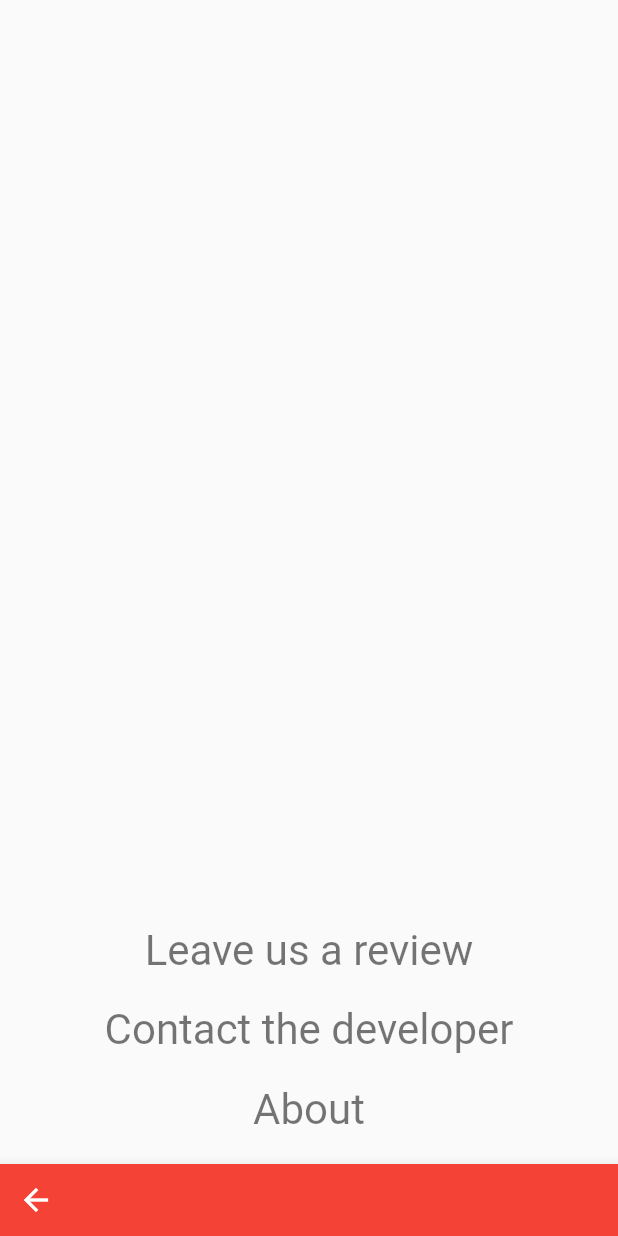
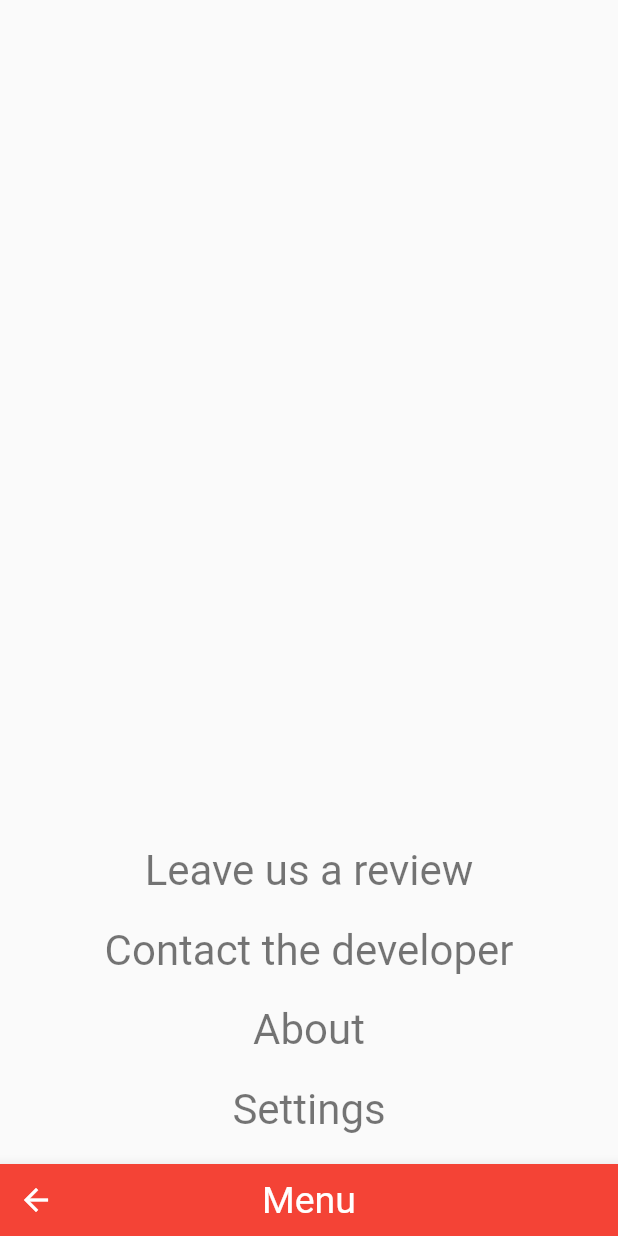
Before and after one commit to EnjoyDev0112/Flutter-ConverterNOW, a Flutter app: the screen it shows after launch, scrolled down 576 dp, after a tap on the "menu" icon, after a tap on the "settings" icon, on a phone screen of 412 x 824 dp. Run offline on Flutter 3.47's test engine with Material 2 defaults, Android fonts, the phone set to English and light mode, and no system bars; our stand-ins replace dynamic_theme, flutter_svg, shared_preferences; network calls fail.

Commit message:
Dark Theme quasi del tutto implementato, manca il salvataggio e reorder

```diff
--- a/lib/ConversionManager.dart
+++ b/lib/ConversionManager.dart
@@ -559,7 +559,7 @@ class _ListTileConversion extends State<ListTileConversion>{
     return ListTileTheme(
       child:ListTile(
         title: Row(children: <Widget>[
-          SvgPicture.asset(widget.imagePath,width: 30.0,height: 30.0, color:  widget.selected ? widget.color : Colors.black54,),
+          SvgPicture.asset(widget.imagePath,width: 30.0,height: 30.0, color:  widget.selected ? widget.color : (darkTheme ? Color(0xFFCCCCCC) : Colors.black54),),
           SizedBox(width: 20.0,),
           Text(widget.text)
         ],),
--- a/lib/SettingsPage.dart
+++ b/lib/SettingsPage.dart
@@ -1,4 +1,6 @@
 import 'package:converter_pro/Localization.dart';
+import 'package:converter_pro/main.dart';
+import 'package:dynamic_theme/dynamic_theme.dart';
 import 'package:flutter/material.dart';
 import 'package:url_launcher/url_launcher.dart';
 
@@ -8,10 +10,10 @@ class SettingsPage extends StatelessWidget{
     return Scaffold(
       bottomNavigationBar: BottomAppBar(
           color: Colors.red,
-          child: new Row(
-            mainAxisAlignment: MainAxisAlignment.start,
+          child: new Stack(
             children: <Widget>[
               IconButton(icon: Icon(Icons.arrow_back,color: Colors.white,), onPressed: () {Navigator.pop(context);},),
+              Container(child:Text(MyLocalizations.of(context).trans('menu'), style: TextStyle(fontSize: 25.0, color: Colors.white)),height: 48.0, alignment: Alignment.center)
             ],
           ),
         ),
@@ -20,21 +22,21 @@ class SettingsPage extends StatelessWidget{
         mainAxisAlignment: MainAxisAlignment.end,
         children: <Widget>[
           new GestureDetector(
-            child: new Text(MyLocalizations.of(context).trans('recensione'),style: TextStyle(fontSize: 28.0,color: Colors.black54),),
+            child: new Text(MyLocalizations.of(context).trans('recensione'),style: TextStyle(fontSize: 28.0,color: darkTheme ? Color(0xFFCCCCCC) : Colors.black54),),
             onTap: (){
               _launchURL("https://play.google.com/store/apps/details?id=com.ferrarid.converterpro");
             },
           ),
           SizedBox(height: 20.0),
           new GestureDetector(
-            child: new Text(MyLocalizations.of(context).trans('contatta_sviluppatore'),style: TextStyle(fontSize: 28.0,color: Colors.black54),),
+            child: new Text(MyLocalizations.of(context).trans('contatta_sviluppatore'),style: TextStyle(fontSize: 28.0,color: darkTheme ? Color(0xFFCCCCCC) : Colors.black54),),
             onTap: (){
               _launchURL("mailto:<damianoferrari1998@gmail.com>");
             },
           ),
           SizedBox(height: 20.0),
           new GestureDetector(
-            child: new Text(MyLocalizations.of(context).trans('about'),style: TextStyle(fontSize: 28.0,color: Colors.black54),),
+            child: new Text(MyLocalizations.of(context).trans('about'),style: TextStyle(fontSize: 28.0,color:darkTheme ? Color(0xFFCCCCCC) : Colors.black54),),
             onTap: (){
               showLicensePage (context: context,applicationName: MyLocalizations.of(context).trans('app_name'),
                   applicationLegalese: "Icons made by https://www.flaticon.com/authors/yannick Yannick from https://www.flaticon.com/ www.flaticon.com is licensed by http://creativecommons.org/licenses/by/3.0/ Creative Commons BY 3.0 CC 3.0 BY\n"+ //termometro
@@ -42,6 +44,16 @@ class SettingsPage extends StatelessWidget{
                                        "Icons made by https://www.flaticon.com/authors/bogdan-rosu Bogdan Rosu from https://www.flaticon.com/ Flaticon www.flaticon.com is licensed by http://creativecommons.org/licenses/by/3.0/ Creative Commons BY 3.0 CC 3.0 BY" //volume
 
               );
+            },
+          ),
+          SizedBox(height: 20.0),
+          new GestureDetector(
+            child: new Text(MyLocalizations.of(context).trans('impostazioni'),style: TextStyle(fontSize: 28.0,color: darkTheme ? Color(0xFFCCCCCC) : Colors.black54),),
+            onTap: (){
+              Navigator.push(
+                    context,
+                    MaterialPageRoute(builder: (context) => SettingsPage2()),
+                  );
             },
           ),
           SizedBox(height: 20.0,),
@@ -59,3 +71,40 @@ class SettingsPage extends StatelessWidget{
     }
   }
 }
+
+class SettingsPage2 extends StatefulWidget{
+  @override
+  _SettingsPage2 createState() => _SettingsPage2();
+}
+
+class _SettingsPage2 extends State<SettingsPage2>{
+  bool value1=false;
+  @override
+  Widget build(BuildContext context) {
+
+    return Scaffold(
+      bottomNavigationBar: BottomAppBar(
+          color: Colors.red,
+          child: new Stack(
+            children: <Widget>[
+              IconButton(icon: Icon(Icons.arrow_back,color: Colors.white,), onPressed: () {Navigator.pop(context);},),
+              Container(child:Text(MyLocalizations.of(context).trans('impostazioni'), style: TextStyle(fontSize: 25.0, color: Colors.white)),height: 48.0, alignment: Alignment.center)
+            ],
+          ),
+      ),
+      body:Align(
+          alignment: Alignment.bottomCenter,
+          child:ListTile(
+            title: Text(MyLocalizations.of(context).trans('abilita_tema_scuro')),
+            trailing: Checkbox(value: darkTheme,activeColor: Colors.red,),
+            onTap: () {
+              setState(() {
+                darkTheme=!darkTheme;
+                DynamicTheme.of(context).setBrightness(Brightness.dark);
+              });
+            },
+          )
+        )
+    );
+  }
+}
--- a/lib/Utils.dart
+++ b/lib/Utils.dart
@@ -1,3 +1,4 @@
+import 'package:converter_pro/main.dart';
 import 'package:flutter/material.dart';
 import 'package:flutter/services.dart';
 import 'dart:math';
@@ -37,7 +38,7 @@ class bigTitle extends StatelessWidget{
             mainAxisAlignment: MainAxisAlignment.spaceBetween,
             children: <Widget>[
             Container(
-              child: Text(text,style: TextStyle(fontSize: 40.0, fontWeight: FontWeight.bold,color: Color(0xFF666666)),),
+              child: Text(text,style: TextStyle(fontSize: 40.0, fontWeight: FontWeight.bold,color: darkTheme ? Color(0xFFDDDDDD) : Color(0xFF666666)),),
             ),
             Container(
               height: 30.0,
--- a/lib/main.dart
+++ b/lib/main.dart
@@ -2,37 +2,59 @@ import 'package:converter_pro/ConversionManager.dart';
 import 'package:converter_pro/Localization.dart';
 import 'package:flutter/material.dart';
 import 'package:flutter_localizations/flutter_localizations.dart';
+import 'package:shared_preferences/shared_preferences.dart';
+import 'package:dynamic_theme/dynamic_theme.dart';
 
 double AD_SIZE=0.0;
+bool darkTheme=false;
 
-void main() => runApp(new SandboxApp());
+void main() async {
+  Brightness brightness;
+  SharedPreferences prefs = await SharedPreferences.getInstance();
+  darkTheme = prefs.getBool("darkTheme") ?? false;
+  brightness = darkTheme ? Brightness.dark: Brightness.light;
+  runApp(new SandboxApp(brightness));
+}
 
 
 class SandboxApp extends StatefulWidget {
+  Brightness brightness;
+  SandboxApp(this.brightness);
   @override
   _SandboxAppState createState() => _SandboxAppState();
 }
 
 class _SandboxAppState extends State<SandboxApp> {
 
-  @override
+  /*@override
   void initState() {
     super.initState();
-  }
+  }*/
 
   @override
   Widget build(BuildContext context) {
-    return MaterialApp(
+
+    return new DynamicTheme(
+      defaultBrightness: Brightness.light,
+      data: (brightness) => new ThemeData(
+        primarySwatch: Colors.indigo,
+        brightness: widget.brightness,
+      ),
+      themedWidgetBuilder: (context, theme) {
+        return new MaterialApp(
+          title: 'Flutter Demo',
+          theme: theme,
+          home: MaterialApp(
             title: 'Converter NOW',
             home: ConversionManager(),
             theme: ThemeData(
             primaryColor: Colors.red,
             accentColor: Colors.indigo,
+            brightness: darkTheme ? Brightness.dark : Brightness.light
         ),
         supportedLocales: [
         const Locale('en', 'US'),
         const Locale('it', 'IT')
-
         ],
       localizationsDelegates: [
         const MyLocalizationsDelegate(),
@@ -48,6 +70,9 @@ class _SandboxAppState extends State<SandboxApp> {
 
         return supportedLocales.first;
       },
+    ),
+        );
+      }
     );
   }
 }
--- a/pubspec.yaml
+++ b/pubspec.yaml
@@ -21,6 +21,7 @@ dependencies:
   url_launcher: ^4.0.3
   flutter_svg: ^0.10.2
   http: ^0.12.0+1
+  dynamic_theme: ^1.0.0
   #fluttertoast: ^2.0.7
 
   # The following adds the Cupertino Icons font to your application.
--- a/resources/lang/en.json
+++ b/resources/lang/en.json
@@ -7,6 +7,9 @@
   "about":"About",
   "ultimo_update_valute": "Last update: ",
   "oggi": "today",
+  "abilita_tema_scuro": "Enable dark theme",
+  "impostazioni": "Settings",
+  "menu": "Menu",
 
   "lunghezza": "Length",
   "superficie": "Area",
--- a/resources/lang/it.json
+++ b/resources/lang/it.json
@@ -7,6 +7,9 @@
   "about":"About",
   "ultimo_update_valute": "Aggiornato a: ",
   "oggi": "oggi",
+  "abilita_tema_scuro": "Abilita tema scuro",
+  "impostazioni": "Settings",
+  "menu": "Menu",
 
   "lunghezza": "Lunghezza",
   "superficie": "Superficie",
```
Also changed, not shown: pubspec.lock. Lines whose indentation alone changed are shown as unchanged.
